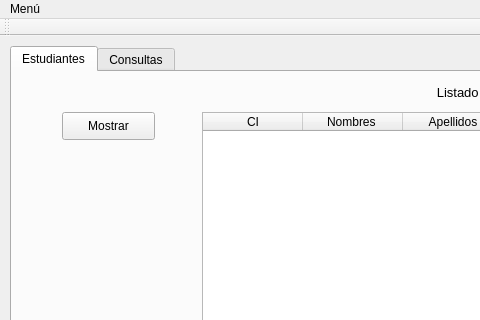
Qt form Proyecto_Optativa/frmprincipal.ui (RedAlf121/ProyectoFicherosCpp) before a commit; both pictures show x 0 to 480 and y 0 to 320 of the 800 by 600 pixel window.
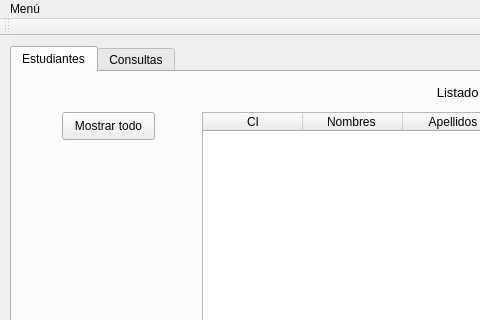
The same form after that commit. Icons and pictures are not drawn.

Commit message:
Arreglos en la interfaz
Se cambiaron algunas componentes, especificamente los referentes al grupo y los años de donación y militancia a un spinner.
Se arreglaron los layouts
Y por último se agregaron hotkeys y shorcuts a cada botón

```diff
--- a/Proyecto_Optativa/frmprincipal.ui
+++ b/Proyecto_Optativa/frmprincipal.ui
@@ -130,7 +130,10 @@
           </rect>
          </property>
          <property name="text">
-          <string>Mostrar</string>
+          <string>Mostrar todo</string>
+         </property>
+         <property name="shortcut">
+          <string>Ctrl+A</string>
          </property>
         </widget>
        </widget>
```
Left out of the diff: 17 changed lines with no effect on the pictures. The commit also changes 1 other file.
